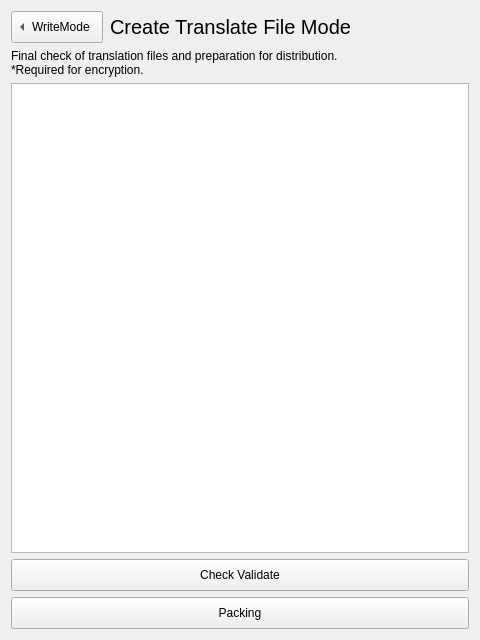
Before: the Qt Designer form src/ui/PackingMode.ui in MUkoutyan/langscore-app, drawn with Qt 5.
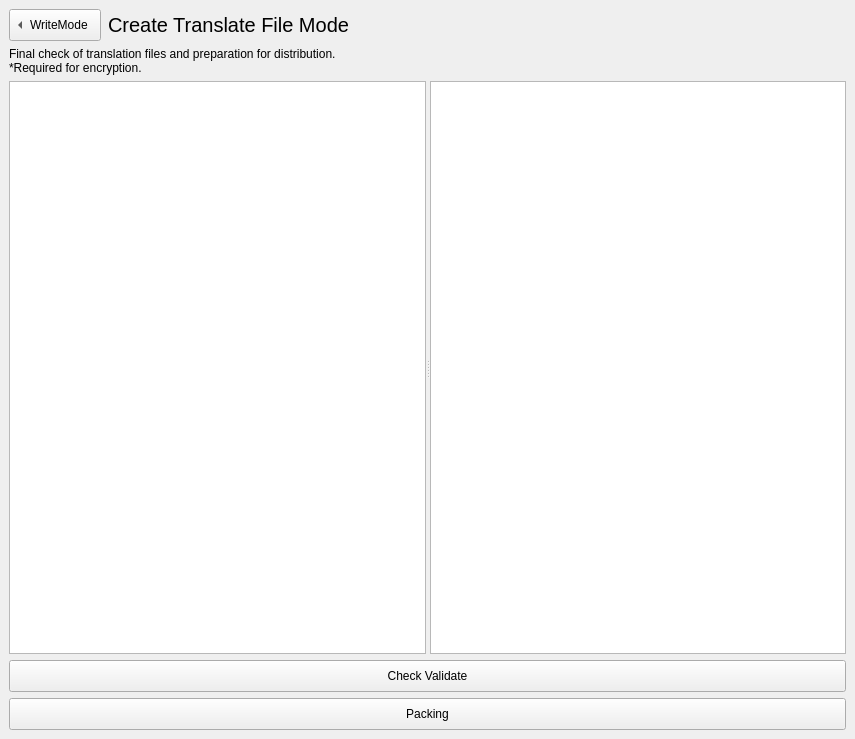
After: the same form once the commit is applied.

Commit message:
機能追加
警告のあるスクリプトをツリーに追加 & 内容をテーブルで表示
ファイルを開く右クリックメニューを追加

```diff
--- a/src/ui/PackingMode.ui
+++ b/src/ui/PackingMode.ui
@@ -6,14 +6,29 @@
    <rect>
     <x>0</x>
     <y>0</y>
-    <width>480</width>
-    <height>640</height>
+    <width>855</width>
+    <height>739</height>
    </rect>
   </property>
   <property name="windowTitle">
    <string>Form</string>
   </property>
-  <layout class="QVBoxLayout" name="verticalLayout">
+  <layout class="QVBoxLayout" name="verticalLayout" stretch="0,0,1,0,0">
+   <property name="spacing">
+    <number>6</number>
+   </property>
+   <property name="leftMargin">
+    <number>9</number>
+   </property>
+   <property name="topMargin">
+    <number>9</number>
+   </property>
+   <property name="rightMargin">
+    <number>9</number>
+   </property>
+   <property name="bottomMargin">
+    <number>9</number>
+   </property>
    <item>
     <layout class="QHBoxLayout" name="horizontalLayout">
      <item>
@@ -76,7 +91,53 @@
     </widget>
    </item>
    <item>
-    <widget class="QTextBrowser" name="textBrowser"/>
+    <widget class="QSplitter" name="splitter">
+     <property name="orientation">
+      <enum>Qt::Horizontal</enum>
+     </property>
+     <widget class="QTreeWidget" name="treeWidget">
+      <property name="contextMenuPolicy">
+       <enum>Qt::CustomContextMenu</enum>
+      </property>
+      <property name="alternatingRowColors">
+       <bool>true</bool>
+      </property>
+      <property name="selectionMode">
+       <enum>QAbstractItemView::ExtendedSelection</enum>
+      </property>
+      <property name="animated">
+       <bool>true</bool>
+      </property>
+      <property name="columnCount">
+       <number>1</number>
+      </property>
+      <attribute name="headerVisible">
+       <bool>false</bool>
+      </attribute>
+      <attribute name="headerDefaultSectionSize">
+       <number>30</number>
+      </attribute>
+      <column>
+       <property name="text">
+        <string notr="true">1</string>
+       </property>
+      </column>
+     </widget>
+     <widget class="QTableWidget" name="tableWidget">
+      <property name="editTriggers">
+       <set>QAbstractItemView::NoEditTriggers</set>
+      </property>
+      <property name="alternatingRowColors">
+       <bool>true</bool>
+      </property>
+      <property name="selectionMode">
+       <enum>QAbstractItemView::SingleSelection</enum>
+      </property>
+      <attribute name="horizontalHeaderStretchLastSection">
+       <bool>true</bool>
+      </attribute>
+     </widget>
+    </widget>
    </item>
    <item>
     <widget class="QPushButton" name="validateButton">
```
The commit also changes 2 other files.
